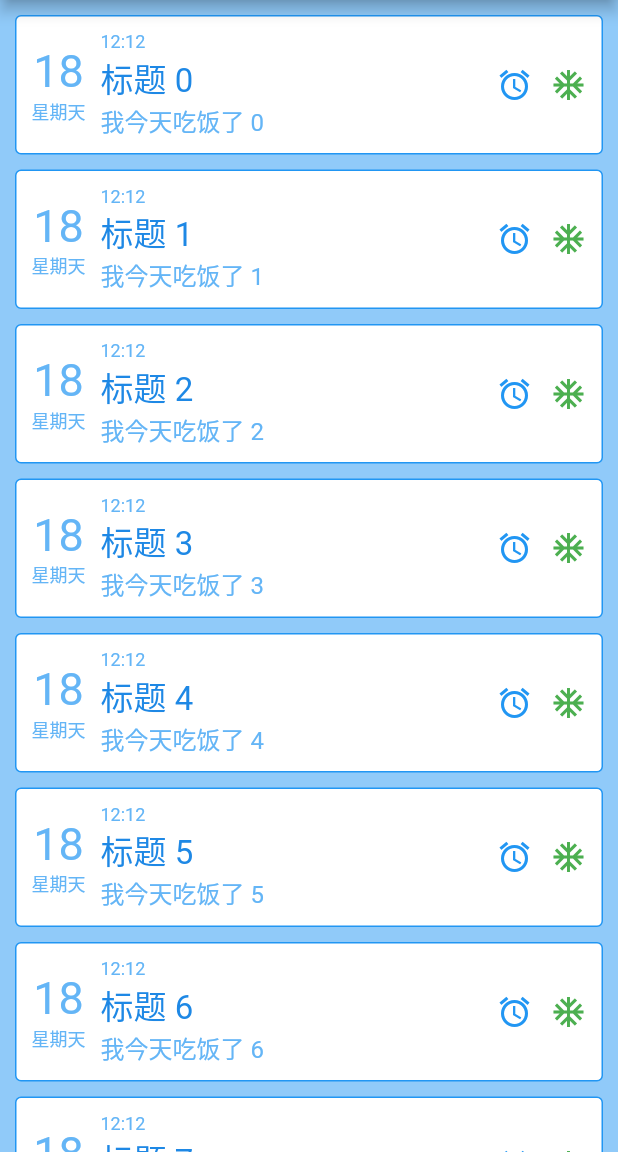
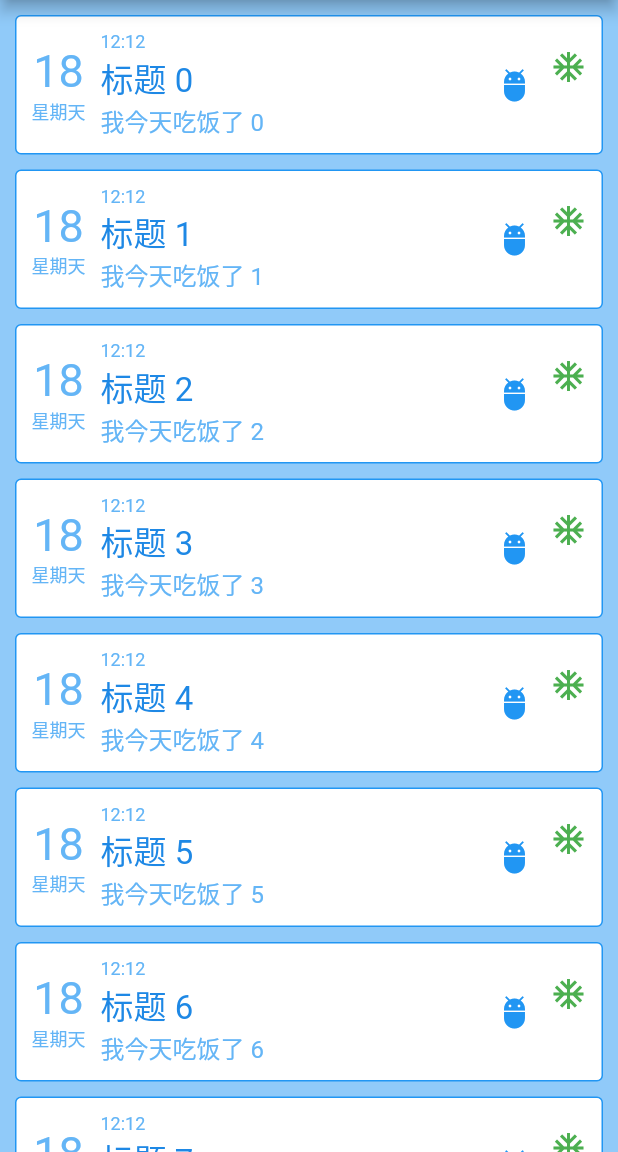
Before and after one commit to o0o0oo00/success, a Flutter app: the screen it shows after launch, on a phone screen of 412 x 824 dp, the part 84-1236 px from its top. Run offline on Flutter 3.47's test engine with Material 2 defaults, Android fonts, the phone set to English and light mode, and no system bars.

Commit message:
内容如何居上

```diff
--- a/lib/success.dart
+++ b/lib/success.dart
@@ -65,21 +65,26 @@ class MainListWidget extends State<MainList> {
                         ],
                       ),
                     )),
-                    Row(
+                    Align(
+                      alignment: Alignment.topRight,
+                      child: Row(
+                        mainAxisAlignment: MainAxisAlignment.spaceBetween,
+                        crossAxisAlignment: CrossAxisAlignment.start,
                         children: <Widget>[
                           IconButton(
                             color: Colors.blue,
                             onPressed: () {
                               SnackBar(content: Text("123"));
                             },
-                          icon: Icon(Icons.access_alarm),
+                            icon: Icon(Icons.adb),
                           ),
                           Icon(
                             Icons.ac_unit,
                             color: Colors.green,
                           ),
                         ],
-                    )
+                      ),
+                    ),
                   ],
                 )),
           );
```
Lines whose indentation alone changed are shown as unchanged.
